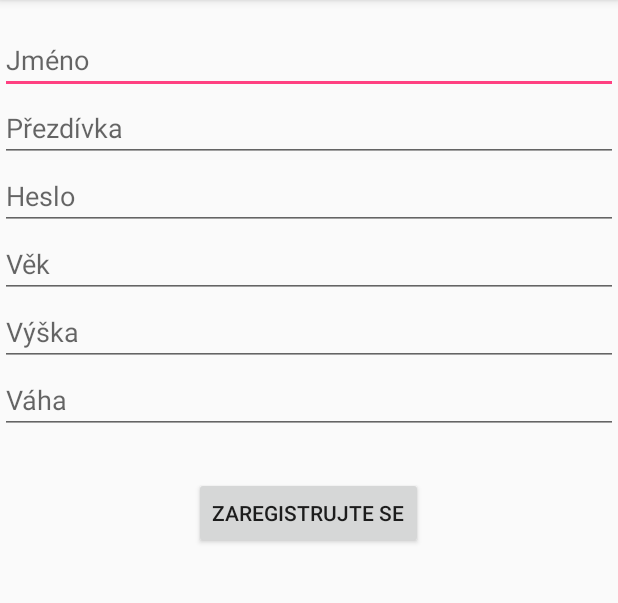
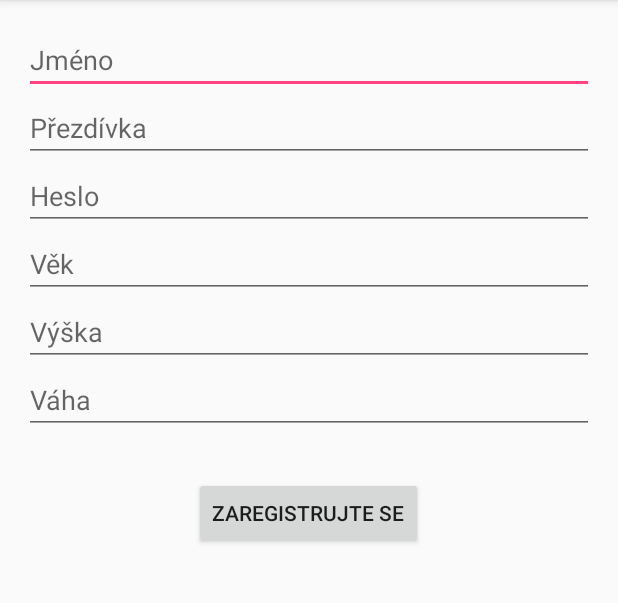
Before and after one commit to DohnalMichal/MyApp, an Android app: the RegisterActivity screen opened directly, with no data from a screen before it, on a phone screen of 412 x 824 dp, the part 84-687 px from its top. Run offline under Robolectric (Android 15) with nearby library versions, the phone set to English and light mode, and no system bars.

Commit message:
Přidali jsme padding na všechny layouty

```diff
--- a/app/src/main/res/layout/activity_main.xml
+++ b/app/src/main/res/layout/activity_main.xml
@@ -5,7 +5,9 @@
     xmlns:tools="http://schemas.android.com/tools"
     android:layout_width="match_parent"
     android:layout_height="match_parent"
-    tools:context="com.example.dohny.myapplication.RegisterActivity">
+    tools:context="com.example.dohny.myapplication.RegisterActivity"
+    android:paddingLeft="16dp"
+    android:paddingRight="16dp">
 
 
     <EditText
--- a/app/src/main/res/layout/activity_menu.xml
+++ b/app/src/main/res/layout/activity_menu.xml
@@ -5,7 +5,9 @@
     xmlns:tools="http://schemas.android.com/tools"
     android:layout_width="match_parent"
     android:layout_height="match_parent"
-    tools:context="com.example.dohny.myapplication.MenuActivity">
+    tools:context="com.example.dohny.myapplication.MenuActivity"
+    android:paddingLeft="16dp"
+    android:paddingRight="16dp">
 
 
     <Button
--- a/app/src/main/res/layout/activity_register.xml
+++ b/app/src/main/res/layout/activity_register.xml
@@ -5,7 +5,9 @@
     xmlns:tools="http://schemas.android.com/tools"
     android:layout_width="match_parent"
     android:layout_height="match_parent"
-    tools:context="com.example.dohny.myapplication.RegisterActivity">
+    tools:context="com.example.dohny.myapplication.RegisterActivity"
+    android:paddingLeft="16dp"
+    android:paddingRight="16dp">
 
     <EditText
         android:id="@+id/jmeno"
```
Also changed, not shown: app/src/main/res/layout/activity_calculator.xml (+5 -8 lines).
